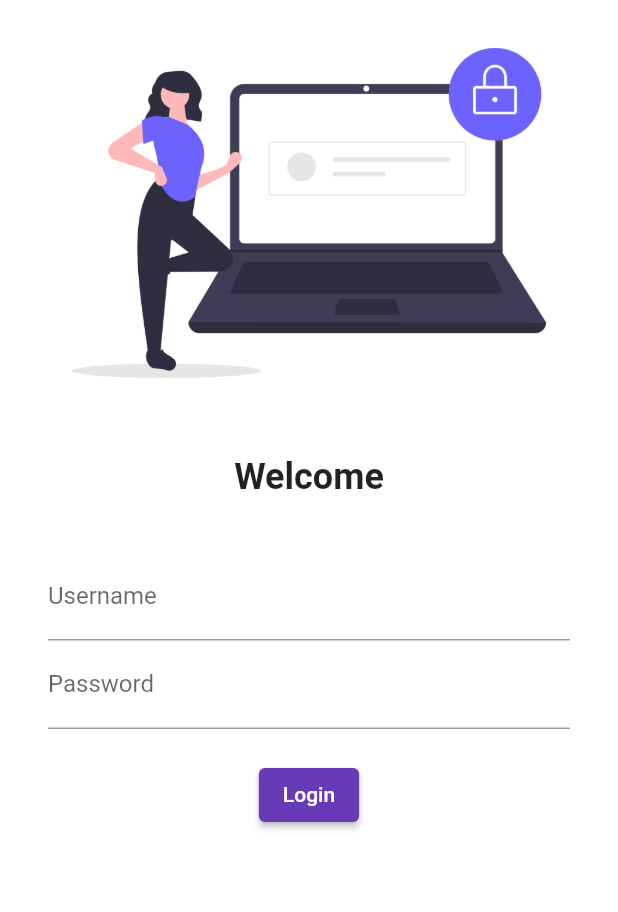
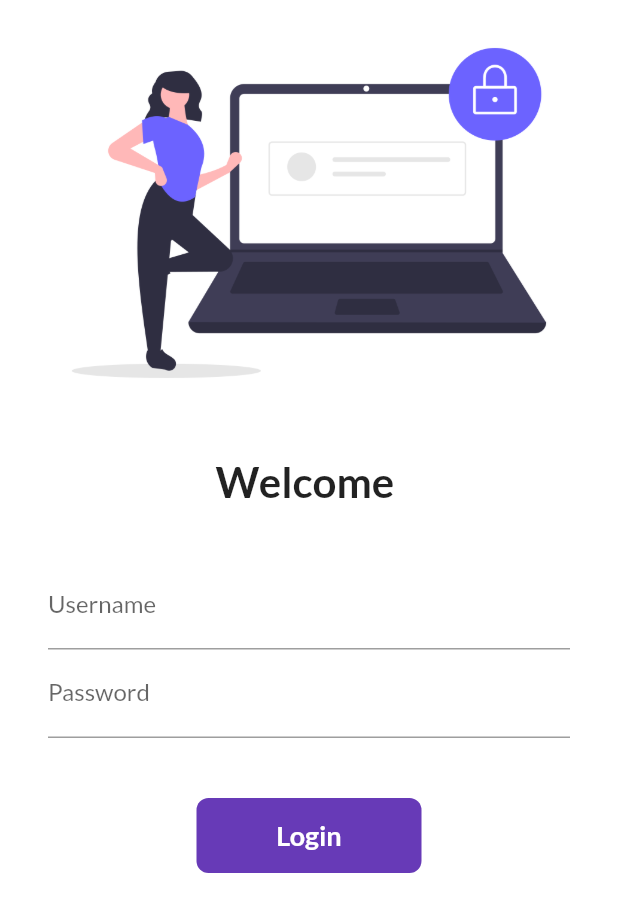
Before and after one commit to imShub/Flutter_catlog, a Flutter app: the screen it shows after launch, on a phone screen of 412 x 824 dp. Shown: the top 912 px of the screen. Run offline on Flutter 3.47's test engine with Material 2 defaults, Android fonts, the phone set to English and light mode, and no system bars; our stand-ins replace google_fonts; Roboto replaces fonts that are missing (Baumans).

Commit message:
Day 6 Completed

```diff
--- a/lib/main.dart
+++ b/lib/main.dart
@@ -1,5 +1,6 @@
 import 'package:flutter/material.dart';
 import 'package:flutter_catalog/pages/login_page.dart';
+import 'package:flutter_catalog/utils/routes.dart';
 import 'package:google_fonts/google_fonts.dart';
 
 import 'pages/home_page.dart';
@@ -15,7 +16,7 @@ class MyApp extends StatelessWidget {
       themeMode: ThemeMode.light,
       theme: ThemeData(
         primarySwatch: Colors.deepPurple,
-        textTheme: GoogleFonts.baumansTextTheme(),
+        textTheme: GoogleFonts.latoTextTheme(),
       ),
       darkTheme: ThemeData(
         brightness: Brightness.dark,
@@ -23,8 +24,8 @@ class MyApp extends StatelessWidget {
       initialRoute: "/",
       routes: {
         "/": (context) => LoginPage(),
-        "/home": (context) => HomePage(),
-        "/login": (context) => LoginPage(),
+        MyRoutes.homeRoute: (context) => HomePage(),
+        MyRoutes.loginRoute: (context) => LoginPage(),
       },
     );
   }
--- a/lib/pages/home_page.dart
+++ b/lib/pages/home_page.dart
@@ -11,7 +11,10 @@ class HomePage extends StatelessWidget {
       ),
       body: Center(
         child: Container(
-          child: Text("Hello, Welcome to our first flutter project"),
+          child: Text(
+            "Hello, Welcome to our first flutter project",
+            style: TextStyle(fontSize: 18, fontWeight: FontWeight.bold),
+          ),
         ),
       ),
       drawer: Drawer(),
--- a/lib/pages/login_page.dart
+++ b/lib/pages/login_page.dart
@@ -1,11 +1,21 @@
 import 'package:flutter/material.dart';
 import 'package:flutter_catalog/pages/home_page.dart';
+import 'package:flutter_catalog/utils/routes.dart';
 
-class LoginPage extends StatelessWidget {
+class LoginPage extends StatefulWidget {
+  @override
+  State<LoginPage> createState() => _LoginPageState();
+}
+
+class _LoginPageState extends State<LoginPage> {
+  String name = "";
+  bool changeBtn = false;
+
   @override
   Widget build(BuildContext context) {
     return Material(
         color: Colors.white,
+        child: SingleChildScrollView(
           child: Column(
             children: [
               Image.asset(
@@ -16,9 +26,9 @@ class LoginPage extends StatelessWidget {
                 height: 20.0,
               ),
               Text(
-              "Welcome",
+                "Welcome $name",
                 style: TextStyle(
-                fontSize: 24,
+                  fontSize: 28,
                   fontWeight: FontWeight.bold,
                 ),
               ),
@@ -26,8 +36,8 @@ class LoginPage extends StatelessWidget {
                 height: 20.0,
               ),
               Padding(
-              padding:
-                  const EdgeInsets.symmetric(vertical: 16.0, horizontal: 32.0),
+                padding: const EdgeInsets.symmetric(
+                    vertical: 16.0, horizontal: 32.0),
                 child: Column(
                   children: [
                     TextFormField(
@@ -35,6 +45,10 @@ class LoginPage extends StatelessWidget {
                         hintText: "Enter your username",
                         labelText: "Username",
                       ),
+                      onChanged: (value) {
+                        name = value;
+                        setState(() {});
+                      },
                     ),
                     TextFormField(
                       obscureText: true,
@@ -44,19 +58,55 @@ class LoginPage extends StatelessWidget {
                       ),
                     ),
                     SizedBox(
-                    height: 20.0,
+                      height: 40.0,
                     ),
-                  ElevatedButton(
-                    child: Text("Login"),
-                    style: TextButton.styleFrom(),
-                    onPressed: () {
-                      print("Shubham is here");
+
+                    InkWell(
+                      onTap: () async {
+                        setState(() {
+                          changeBtn = true;
+                        });
+                        await Future.delayed(Duration(seconds: 1));
+                        Navigator.pushNamed(context, MyRoutes.homeRoute);
                       },
+                      child: AnimatedContainer(
+                        duration: Duration(seconds: 1),
+                        width: changeBtn ? 50 : 150,
+                        height: 50,
+                        alignment: Alignment.center,
+                        child: changeBtn
+                            ? Icon(
+                                Icons.done,
+                                color: Colors.white,
                               )
+                            : Text(
+                                "Login",
+                                style: TextStyle(
+                                  fontSize: 18,
+                                  color: Colors.white,
+                                  fontWeight: FontWeight.bold,
+                                ),
+                              ),
+                        decoration: BoxDecoration(
+                          color: Colors.deepPurple,
+                          borderRadius:
+                              BorderRadius.circular(changeBtn ? 50 : 8),
+                        ),
+                      ),
+                    ),
+
+                    // ElevatedButton(
+                    //   child: Text("Login"),
+                    //   style: TextButton.styleFrom(minimumSize: Size(140, 45)),
+                    //   onPressed: () {
+                    //     Navigator.pushNamed(context, MyRoutes.homeRoute);
+                    //   },
+                    // )
                   ],
                 ),
               )
             ],
+          ),
         ));
   }
 }
--- /dev/null
+++ b/lib/utils/routes.dart
@@ -0,0 +1,4 @@
+class MyRoutes {
+  static String loginRoute = "/login";
+  static String homeRoute = "/home";
+}
```
Lines whose indentation alone changed are shown as unchanged.
